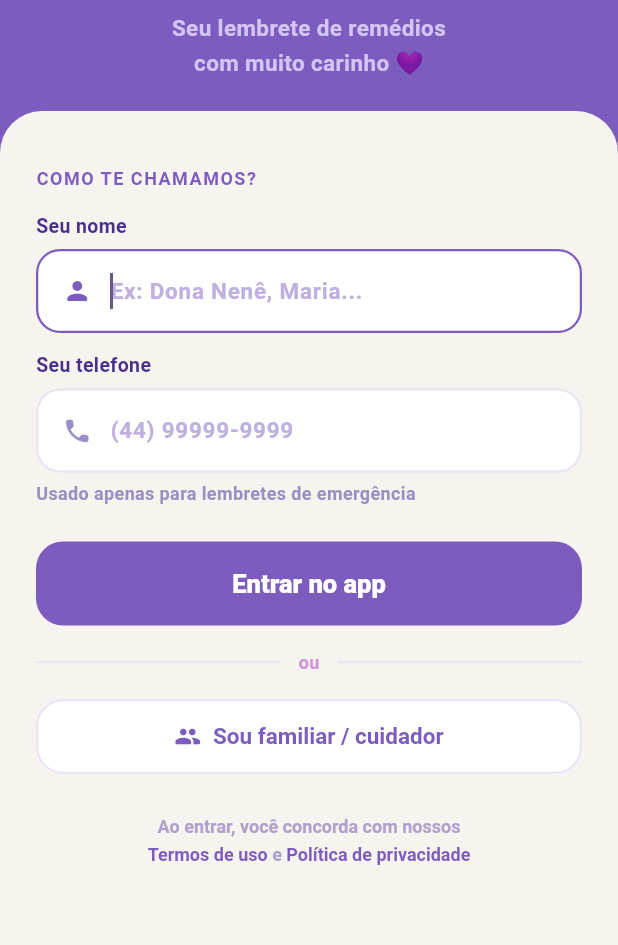
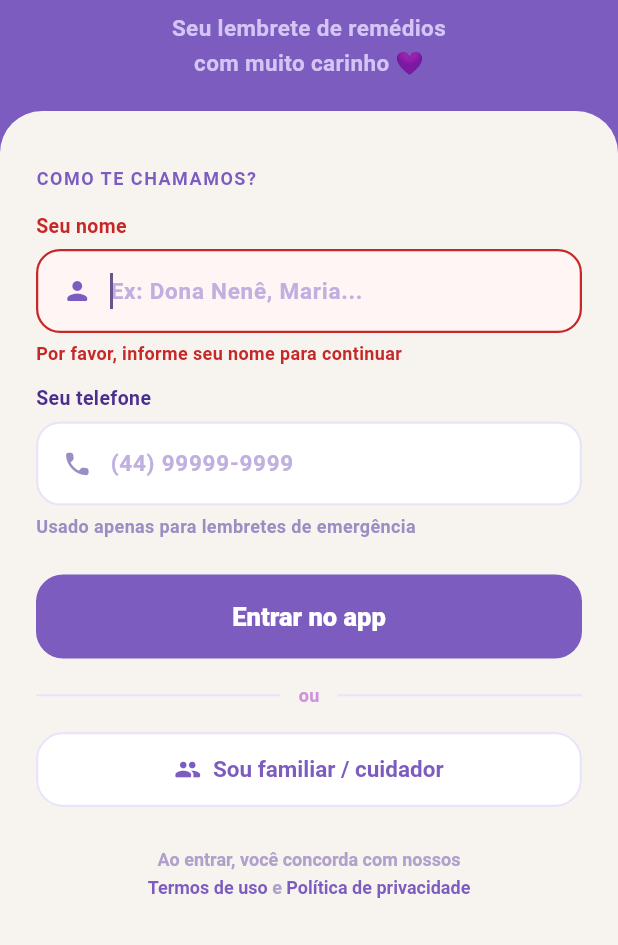
Before and after one commit to Gabrielvsiqueira/dev-mobile, a Flutter app: the screen it shows after launch, after a tap on "Entrar no app", on a phone screen of 412 x 824 dp, the part 291-1236 px from its top. Run offline on Flutter 3.47's test engine with Material 3 defaults, Android fonts, the phone set to English and light mode, and no system bars; our stand-ins replace go_router; Roboto replaces fonts that are missing (Nunito).

Commit message:
feat: add name validation error state and persist   userName via AppSession

```diff
--- a/lib/pages/login_page.dart
+++ b/lib/pages/login_page.dart
@@ -1,7 +1,7 @@
 import 'package:flutter/material.dart';
 import 'package:flutter/services.dart';
 import 'package:go_router/go_router.dart';
-import '../routes/app_router.dart';
+import '../routes/app_router.dart' show AppRoutes, AppSession;
 
 class LoginPage extends StatefulWidget {
   const LoginPage({super.key});
@@ -16,6 +16,7 @@ class _LoginPageState extends State<LoginPage> {
   final _nameFocus = FocusNode();
   final _phoneFocus = FocusNode();
   bool _isLoading = false;
+  bool _nameError = false;
 
   static const _primaryPurple = Color(0xFF7C5CBF);
   static const _lightPurple = Color(0xFFEAE4F7);
@@ -34,15 +35,18 @@ class _LoginPageState extends State<LoginPage> {
   Future<void> _onEnter() async {
     final name = _nameController.text.trim();
     if (name.isEmpty) {
+      setState(() => _nameError = true);
       _nameFocus.requestFocus();
       return;
     }
+    setState(() => _nameError = false);
 
+    AppSession.userName = name;
     setState(() => _isLoading = true);
     await Future.delayed(const Duration(milliseconds: 800));
 
     if (!mounted) return;
-    context.go(AppRoutes.home, extra: name);
+    context.go(AppRoutes.home);
   }
 
   @override
@@ -149,6 +153,11 @@ class _LoginPageState extends State<LoginPage> {
             icon: Icons.person_rounded,
             nextFocus: _phoneFocus,
             inputType: TextInputType.name,
+            hasError: _nameError,
+            errorText: 'Por favor, informe seu nome para continuar',
+            onChanged: (_) {
+              if (_nameError) setState(() => _nameError = false);
+            },
           ),
           const SizedBox(height: 12),
           _buildInputField(
@@ -187,7 +196,10 @@ class _LoginPageState extends State<LoginPage> {
     FocusNode? nextFocus,
     TextInputType inputType = TextInputType.text,
     String? helperText,
+    String? errorText,
+    bool hasError = false,
     ValueChanged<String>? onSubmitted,
+    ValueChanged<String>? onChanged,
     List<TextInputFormatter>? formatters,
   }) {
     return Column(
@@ -195,10 +207,10 @@ class _LoginPageState extends State<LoginPage> {
       children: [
         Text(
           label,
-          style: const TextStyle(
+          style: TextStyle(
             fontSize: 13,
             fontWeight: FontWeight.w700,
-            color: Color(0xFF4A2E8C),
+            color: hasError ? const Color(0xFFC62828) : const Color(0xFF4A2E8C),
           ),
         ),
         const SizedBox(height: 6),
@@ -209,10 +221,14 @@ class _LoginPageState extends State<LoginPage> {
             return Container(
               height: 56,
               decoration: BoxDecoration(
-                color: Colors.white,
+                color: hasError ? const Color(0xFFFFF5F5) : Colors.white,
                 borderRadius: BorderRadius.circular(16),
                 border: Border.all(
-                  color: isFocused ? _primaryPurple : const Color(0xFFEAE4F7),
+                  color: hasError
+                      ? const Color(0xFFC62828)
+                      : isFocused
+                          ? _primaryPurple
+                          : const Color(0xFFEAE4F7),
                   width: 1.5,
                 ),
               ),
@@ -234,6 +250,7 @@ class _LoginPageState extends State<LoginPage> {
                       textInputAction: nextFocus != null
                           ? TextInputAction.next
                           : TextInputAction.done,
+                      onChanged: onChanged,
                       onSubmitted: (v) {
                         if (nextFocus != null) {
                           nextFocus.requestFocus();
@@ -265,7 +282,17 @@ class _LoginPageState extends State<LoginPage> {
             );
           },
         ),
-        if (helperText != null) ...[
+        if (hasError && errorText != null) ...[
+          const SizedBox(height: 5),
+          Text(
+            errorText,
+            style: const TextStyle(
+              fontSize: 12,
+              color: Color(0xFFC62828),
+              fontWeight: FontWeight.w600,
+            ),
+          ),
+        ] else if (helperText != null) ...[
           const SizedBox(height: 5),
           Text(
             helperText,
```
